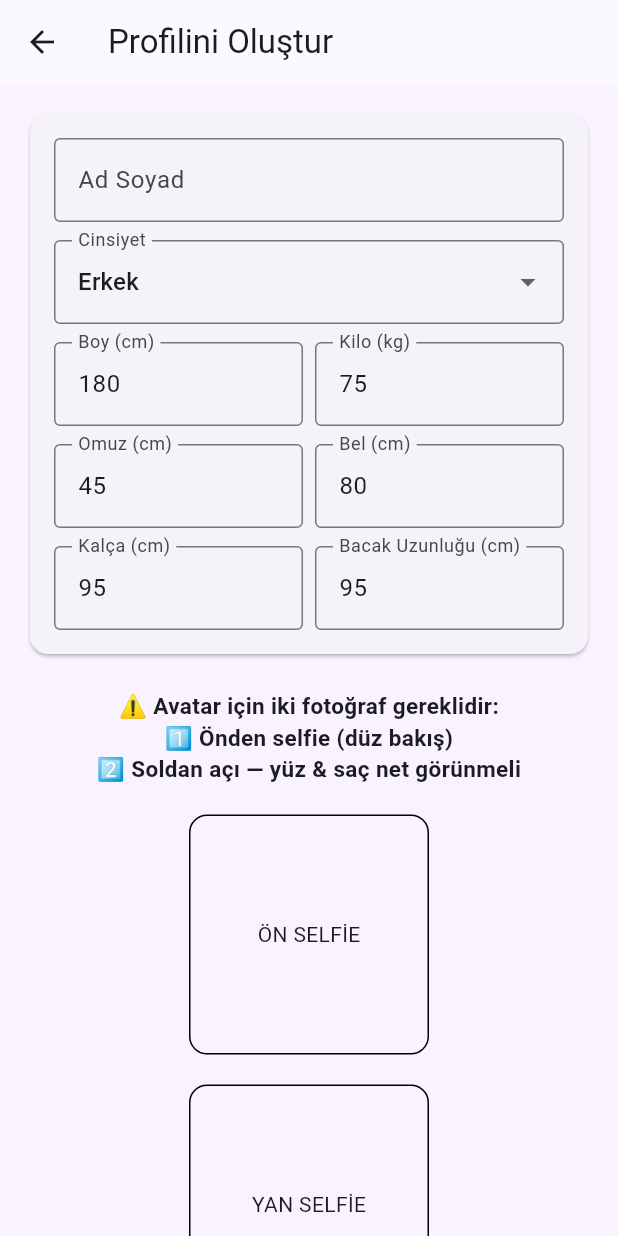
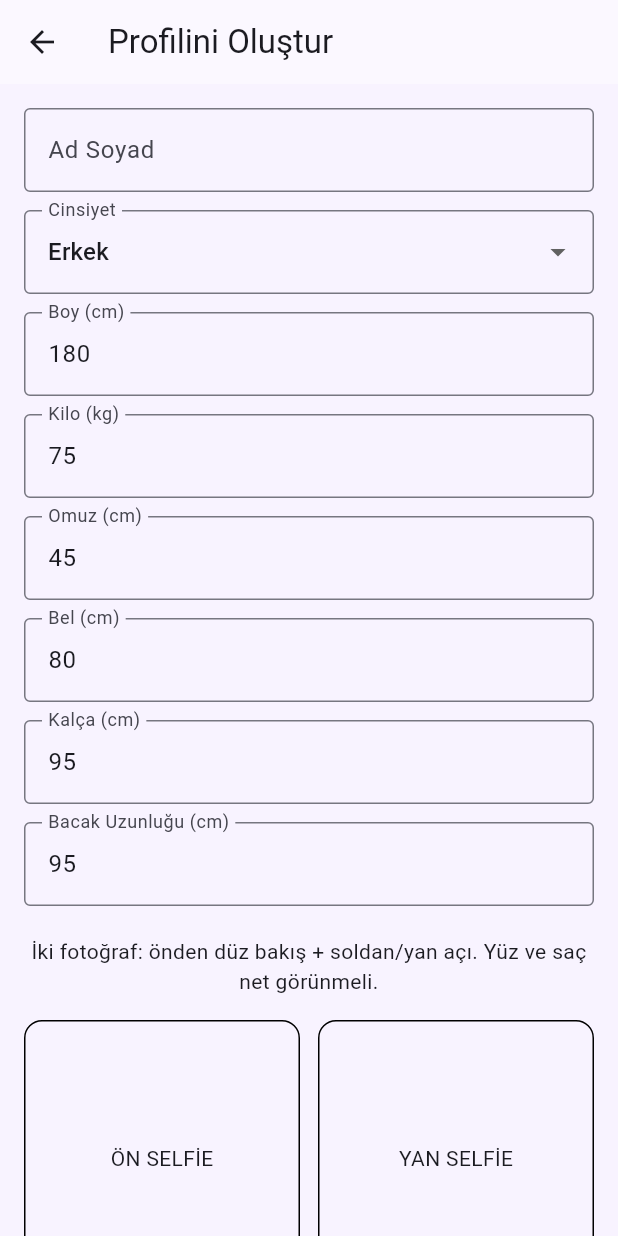
Before and after one commit to haydarmaras/selfie-based-3d-avatar-try-on, a Flutter app: the screen it shows once a user with an empty profile is signed in, after a tap on "Profilini Oluştur", on a phone screen of 412 x 824 dp. Run offline on Flutter 3.47's test engine with Material 3 defaults, Android fonts, the phone set to English and light mode, and no system bars; our stand-ins replace cloud_firestore, firebase_auth, firebase_core, firebase_storage, image_picker; missing offline and left inert: model_viewer_plus; accounts and stored records are empty.

Commit message:
Improve profile validation, upload flow, timeout and response handling

```diff
--- a/mobile/lib/pages/profile_setup_page.dart
+++ b/mobile/lib/pages/profile_setup_page.dart
@@ -1,17 +1,16 @@
+import 'dart:convert';
 import 'dart:typed_data';
 
 import 'package:cloud_firestore/cloud_firestore.dart';
 import 'package:firebase_storage/firebase_storage.dart';
-import 'package:flutter/foundation.dart' show Uint8List;
 import 'package:flutter/material.dart';
+import 'package:http/http.dart' as http;
 import 'package:image_picker/image_picker.dart';
-import 'package:http/http.dart' as http;
 
 const String backendUrl = "http://10.0.2.2:8000/avatar_olustur";
 
 class ProfileSetupPage extends StatefulWidget {
   final String userId;
-
   const ProfileSetupPage({super.key, required this.userId});
 
   @override
@@ -20,7 +19,6 @@ class ProfileSetupPage extends StatefulWidget {
 
 class _ProfileSetupPageState extends State<ProfileSetupPage> {
   final _formKey = GlobalKey<FormState>();
-
   final name = TextEditingController();
   final height = TextEditingController(text: "180");
   final weight = TextEditingController(text: "75");
@@ -30,335 +28,190 @@ class _ProfileSetupPageState extends State<ProfileSetupPage> {
   final leg = TextEditingController(text: "95");
 
   String gender = "Erkek";
-
-  Uint8List? selfieFront; // ön selfie
-  Uint8List? selfieSide; // yan selfie
-
+  Uint8List? selfieFront;
+  Uint8List? selfieSide;
   bool saving = false;
-
   final picker = ImagePicker();
 
   Future<void> pickFront() async {
-    final file = await picker.pickImage(source: ImageSource.gallery);
+    final file = await picker.pickImage(source: ImageSource.gallery, imageQuality: 90);
     if (file == null) return;
-    selfieFront = await file.readAsBytes();
-    setState(() {});
+    setState(() async => selfieFront = await file.readAsBytes());
   }
 
   Future<void> pickSide() async {
-    final file = await picker.pickImage(source: ImageSource.gallery);
+    final file = await picker.pickImage(source: ImageSource.gallery, imageQuality: 90);
     if (file == null) return;
-    selfieSide = await file.readAsBytes();
-    setState(() {});
+    final bytes = await file.readAsBytes();
+    if (mounted) setState(() => selfieSide = bytes);
+  }
+
+  String? numberValidator(String? value, String label, double min, double max) {
+    final n = double.tryParse(value?.replaceAll(',', '.') ?? '');
+    if (n == null) return "$label sayısal olmalı";
+    if (n < min || n > max) return "$label $min-$max arasında olmalı";
+    return null;
   }
 
   Future<void> save() async {
     if (!_formKey.currentState!.validate()) return;
-
     if (selfieFront == null || selfieSide == null) {
       ScaffoldMessenger.of(context).showSnackBar(
-        const SnackBar(
-          content: Text("Lütfen ÖNDEN ve YANDAN iki selfie yükleyiniz!"),
-        ),
+        const SnackBar(content: Text("Ön ve yan selfie yükleyin.")),
       );
       return;
     }
 
     setState(() => saving = true);
-
     try {
       final uid = widget.userId;
-
-      // ---------- Firebase Storage ----------
       final storage = FirebaseStorage.instanceFor(
         bucket: "bitirmeprojesi-9b244.firebasestorage.app",
       );
+      final frontRef = storage.ref().child("selfies/${uid}_front.jpg");
+      final sideRef = storage.ref().child("selfies/${uid}_side.jpg");
+      await frontRef.putData(selfieFront!, SettableMetadata(contentType: "image/jpeg"));
+      await sideRef.putData(selfieSide!, SettableMetadata(contentType: "image/jpeg"));
 
-      final refFront = storage.ref().child("selfies/${uid}_front.jpg");
-      final refSide = storage.ref().child("selfies/${uid}_side.jpg");
+      final frontUrl = await frontRef.getDownloadURL();
+      final sideUrl = await sideRef.getDownloadURL();
+      final h = height.text.replaceAll(',', '.');
+      final w = weight.text.replaceAll(',', '.');
+      final s = shoulder.text.replaceAll(',', '.');
+      final wa = waist.text.replaceAll(',', '.');
+      final hi = hip.text.replaceAll(',', '.');
+      final l = leg.text.replaceAll(',', '.');
 
-      await refFront.putData(
-        selfieFront!,
-        SettableMetadata(contentType: "image/jpeg"),
-      );
-      await refSide.putData(
-        selfieSide!,
-        SettableMetadata(contentType: "image/jpeg"),
-      );
-
-      final urlFront = await refFront.getDownloadURL();
-      final urlSide = await refSide.getDownloadURL();
-
-      // ---------- Firestore ----------
       await FirebaseFirestore.instance.collection("users").doc(uid).set({
-        "ad_soyad": name.text,
-        "boy": double.tryParse(height.text) ?? 0,
-        "kilo": double.tryParse(weight.text) ?? 0,
-        "omuz_genisligi": double.tryParse(shoulder.text) ?? 0,
-        "bel_cevresi": double.tryParse(waist.text) ?? 0,
-        "kalca_cevresi": double.tryParse(hip.text) ?? 0,
-        "bacak_uzunlugu": double.tryParse(leg.text) ?? 0,
+        "ad_soyad": name.text.trim(),
+        "boy": double.parse(h),
+        "kilo": double.parse(w),
+        "omuz_genisligi": double.parse(s),
+        "bel_cevresi": double.parse(wa),
+        "kalca_cevresi": double.parse(hi),
+        "bacak_uzunlugu": double.parse(l),
         "cinsiyet": gender,
-        "selfie_front_url": urlFront,
-        "selfie_side_url": urlSide,
-        "avatar_url": "",
+        "selfie_front_url": frontUrl,
+        "selfie_side_url": sideUrl,
+        "avatar_status": "queued",
       }, SetOptions(merge: true));
 
-      // ---------- Backend’e multipart POST ----------
-      final request = http.MultipartRequest(
-        "POST",
-        Uri.parse(backendUrl),
-      );
-
+      final request = http.MultipartRequest("POST", Uri.parse(backendUrl));
       request.fields.addAll({
         "user_id": uid,
-        "boy": height.text,
-        "kilo": weight.text,
+        "boy": h,
+        "kilo": w,
         "cinsiyet": gender,
-        "omuz_genisligi": shoulder.text,
-        "bel_cevresi": waist.text,
-        "kalca_cevresi": hip.text,
-        "bacak_uzunlugu": leg.text,
+        "omuz_genisligi": s,
+        "bel_cevresi": wa,
+        "kalca_cevresi": hi,
+        "bacak_uzunlugu": l,
       });
+      request.files.add(http.MultipartFile.fromBytes("selfie_front", selfieFront!, filename: "${uid}_front.jpg"));
+      request.files.add(http.MultipartFile.fromBytes("selfie_side", selfieSide!, filename: "${uid}_side.jpg"));
 
-      request.files.add(
-        http.MultipartFile.fromBytes(
-          "selfie_front",
-          selfieFront!,
-          filename: "${uid}_front.jpg",
-        ),
-      );
-
-      request.files.add(
-        http.MultipartFile.fromBytes(
-          "selfie_side",
-          selfieSide!,
-          filename: "${uid}_side.jpg",
-        ),
-      );
-
-      final response = await request.send();
-      debugPrint("Backend Response Code: ${response.statusCode}");
+      final response = await request.send().timeout(const Duration(minutes: 5));
+      final body = await response.stream.bytesToString();
+      Map<String, dynamic>? json;
+      try { json = jsonDecode(body) as Map<String, dynamic>; } catch (_) {}
 
       if (!mounted) return;
-
-      if (response.statusCode == 200) {
+      if (response.statusCode == 200 && json?["status"] == "ok") {
         ScaffoldMessenger.of(context).showSnackBar(
-          const SnackBar(
-            content: Text("Profil kaydedildi ve avatar oluşturuldu!"),
-          ),
+          const SnackBar(content: Text("Profil kaydedildi, avatar oluşturuldu.")),
         );
         Navigator.pop(context);
       } else {
-        ScaffoldMessenger.of(context).showSnackBar(
-          SnackBar(
-            content: Text("Backend hata kodu: ${response.statusCode}"),
-          ),
-        );
+        final message = json?["message"]?.toString() ?? "Backend hata kodu: ${response.statusCode}";
+        ScaffoldMessenger.of(context).showSnackBar(SnackBar(content: Text(message)));
       }
     } catch (e) {
-      if (!mounted) return;
-      ScaffoldMessenger.of(context).showSnackBar(
-        SnackBar(content: Text("Hata: $e")),
-      );
+      if (mounted) ScaffoldMessenger.of(context).showSnackBar(SnackBar(content: Text("Hata: $e")));
     } finally {
       if (mounted) setState(() => saving = false);
     }
   }
 
+  Widget field(TextEditingController c, String label, String? Function(String?)? validator) => Padding(
+    padding: const EdgeInsets.only(bottom: 12),
+    child: TextFormField(
+      controller: c,
+      keyboardType: const TextInputType.numberWithOptions(decimal: true),
+      decoration: InputDecoration(labelText: label, border: const OutlineInputBorder()),
+      validator: validator,
+    ),
+  );
+
+  @override
+  void dispose() {
+    for (final c in [name, height, weight, shoulder, waist, hip, leg]) c.dispose();
+    super.dispose();
+  }
+
   @override
   Widget build(BuildContext context) {
-    final pad = const EdgeInsets.all(16);
-
     return Scaffold(
       appBar: AppBar(title: const Text("Profilini Oluştur")),
       body: SingleChildScrollView(
-        padding: pad,
-        child: Column(
-          children: [
-            Card(
-              child: Padding(
-                padding: pad,
+        padding: const EdgeInsets.all(16),
         child: Form(
           key: _formKey,
-                  child: Column(
-                    children: [
+          child: Column(children: [
             TextFormField(
               controller: name,
-                        decoration: const InputDecoration(
-                          labelText: "Ad Soyad",
-                          border: OutlineInputBorder(),
-                        ),
-                        validator: (v) =>
-                            v == null || v.isEmpty ? "Ad Soyad girin" : null,
+              decoration: const InputDecoration(labelText: "Ad Soyad", border: OutlineInputBorder()),
+              validator: (v) => v == null || v.trim().length < 2 ? "Ad Soyad girin" : null,
             ),
             const SizedBox(height: 12),
             DropdownButtonFormField<String>(
               value: gender,
-                        decoration: const InputDecoration(
-                          labelText: "Cinsiyet",
-                          border: OutlineInputBorder(),
-                        ),
+              decoration: const InputDecoration(labelText: "Cinsiyet", border: OutlineInputBorder()),
               items: const [
-                          DropdownMenuItem(
-                            value: "Erkek",
-                            child: Text("Erkek"),
-                          ),
-                          DropdownMenuItem(
-                            value: "Kadın",
-                            child: Text("Kadın"),
-                          ),
+                DropdownMenuItem(value: "Erkek", child: Text("Erkek")),
+                DropdownMenuItem(value: "Kadın", child: Text("Kadın")),
               ],
-                        onChanged: (v) {
-                          if (v != null) {
-                            setState(() => gender = v);
-                          }
-                        },
+              onChanged: (v) => setState(() => gender = v ?? gender),
             ),
             const SizedBox(height: 12),
-                      Row(
-                        children: [
-                          Expanded(
-                            child: TextFormField(
-                              controller: height,
-                              keyboardType: TextInputType.number,
-                              decoration: const InputDecoration(
-                                labelText: "Boy (cm)",
-                                border: OutlineInputBorder(),
+            field(height, "Boy (cm)", (v) => numberValidator(v, "Boy", 100, 250)),
+            field(weight, "Kilo (kg)", (v) => numberValidator(v, "Kilo", 25, 300)),
+            field(shoulder, "Omuz (cm)", (v) => numberValidator(v, "Omuz", 20, 100)),
+            field(waist, "Bel (cm)", (v) => numberValidator(v, "Bel", 40, 180)),
+            field(hip, "Kalça (cm)", (v) => numberValidator(v, "Kalça", 40, 200)),
+            field(leg, "Bacak Uzunluğu (cm)", (v) => numberValidator(v, "Bacak", 40, 160)),
+            const SizedBox(height: 8),
+            const Text("İki fotoğraf: önden düz bakış + soldan/yan açı. Yüz ve saç net görünmeli.", textAlign: TextAlign.center),
+            const SizedBox(height: 16),
+            Row(children: [
+              Expanded(child: _photoBox("ÖN SELFİE", selfieFront, pickFront)),
+              const SizedBox(width: 12),
+              Expanded(child: _photoBox("YAN SELFİE", selfieSide, pickSide)),
+            ]),
+            const SizedBox(height: 20),
+            SizedBox(
+              width: double.infinity,
+              child: FilledButton.icon(
+                onPressed: saving ? null : save,
+                icon: saving ? const SizedBox(width: 18, height: 18, child: CircularProgressIndicator(strokeWidth: 2)) : const Icon(Icons.auto_awesome),
+                label: Text(saving ? "Avatar oluşturuluyor..." : "Kaydet ve Avatar Oluştur"),
               ),
             ),
-                          ),
-                          const SizedBox(width: 8),
-                          Expanded(
-                            child: TextFormField(
-                              controller: weight,
-                              keyboardType: TextInputType.number,
-                              decoration: const InputDecoration(
-                                labelText: "Kilo (kg)",
-                                border: OutlineInputBorder(),
-                              ),
-                            ),
-                          ),
-                        ],
-                      ),
-                      const SizedBox(height: 12),
-                      Row(
-                        children: [
-                          Expanded(
-                            child: TextFormField(
-                              controller: shoulder,
-                              keyboardType: TextInputType.number,
-                              decoration: const InputDecoration(
-                                labelText: "Omuz (cm)",
-                                border: OutlineInputBorder(),
-                              ),
-                            ),
-                          ),
-                          const SizedBox(width: 8),
-                          Expanded(
-                            child: TextFormField(
-                              controller: waist,
-                              keyboardType: TextInputType.number,
-                              decoration: const InputDecoration(
-                                labelText: "Bel (cm)",
-                                border: OutlineInputBorder(),
-                              ),
-                            ),
-                          ),
-                        ],
-                      ),
-                      const SizedBox(height: 12),
-                      Row(
-                        children: [
-                          Expanded(
-                            child: TextFormField(
-                              controller: hip,
-                              keyboardType: TextInputType.number,
-                              decoration: const InputDecoration(
-                                labelText: "Kalça (cm)",
-                                border: OutlineInputBorder(),
-                              ),
-                            ),
-                          ),
-                          const SizedBox(width: 8),
-                          Expanded(
-                            child: TextFormField(
-                              controller: leg,
-                              keyboardType: TextInputType.number,
-                              decoration: const InputDecoration(
-                                labelText: "Bacak Uzunluğu (cm)",
-                                border: OutlineInputBorder(),
-                              ),
-                            ),
-                          ),
-                        ],
-                      ),
-                    ],
-                  ),
-                ),
-              ),
-            ),
-            const SizedBox(height: 20),
-
-            const Text(
-              "⚠️ Avatar için iki fotoğraf gereklidir:\n"
-              "1️⃣ Önden selfie (düz bakış)\n"
-              "2️⃣ Soldan açı — yüz & saç net görünmeli",
-              style: TextStyle(fontSize: 15, fontWeight: FontWeight.w600),
-              textAlign: TextAlign.center,
-            ),
-            const SizedBox(height: 20),
-
-            // ÖN SELFİE
-            GestureDetector(
-              onTap: pickFront,
-              child: Container(
-                width: 160,
-                height: 160,
-                decoration: BoxDecoration(
-                  border: Border.all(),
-                  borderRadius: BorderRadius.circular(12),
-                ),
-                child: selfieFront == null
-                    ? const Center(child: Text("ÖN SELFİE"))
-                    : ClipRRect(
-                        borderRadius: BorderRadius.circular(12),
-                        child: Image.memory(selfieFront!, fit: BoxFit.cover),
-                      ),
-              ),
-            ),
-            const SizedBox(height: 20),
-
-            // YAN SELFİE
-            GestureDetector(
-              onTap: pickSide,
-              child: Container(
-                width: 160,
-                height: 160,
-                decoration: BoxDecoration(
-                  border: Border.all(),
-                  borderRadius: BorderRadius.circular(12),
-                ),
-                child: selfieSide == null
-                    ? const Center(child: Text("YAN SELFİE"))
-                    : ClipRRect(
-                        borderRadius: BorderRadius.circular(12),
-                        child: Image.memory(selfieSide!, fit: BoxFit.cover),
-                      ),
-              ),
-            ),
-
-            const SizedBox(height: 20),
-            FilledButton.icon(
-              onPressed: saving ? null : save,
-              icon: const Icon(Icons.save),
-              label: Text(
-                saving ? "Oluşturuluyor..." : "Kaydet ve Avatar Oluştur",
-              ),
-            ),
-          ],
+          ]),
         ),
       ),
     );
   }
+
+  Widget _photoBox(String title, Uint8List? bytes, VoidCallback onTap) => GestureDetector(
+    onTap: onTap,
+    child: AspectRatio(
+      aspectRatio: 1,
+      child: Container(
+        decoration: BoxDecoration(border: Border.all(), borderRadius: BorderRadius.circular(12)),
+        child: bytes == null
+            ? Center(child: Text(title))
+            : ClipRRect(borderRadius: BorderRadius.circular(11), child: Image.memory(bytes, fit: BoxFit.cover)),
+      ),
+    ),
+  );
 }
```
Lines whose indentation alone changed are shown as unchanged.
